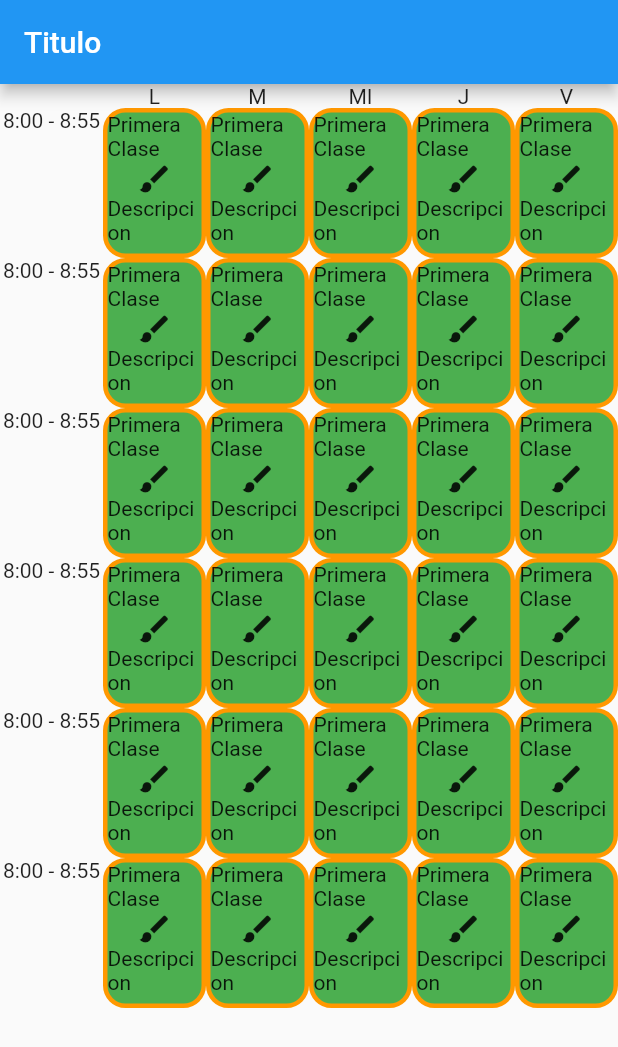
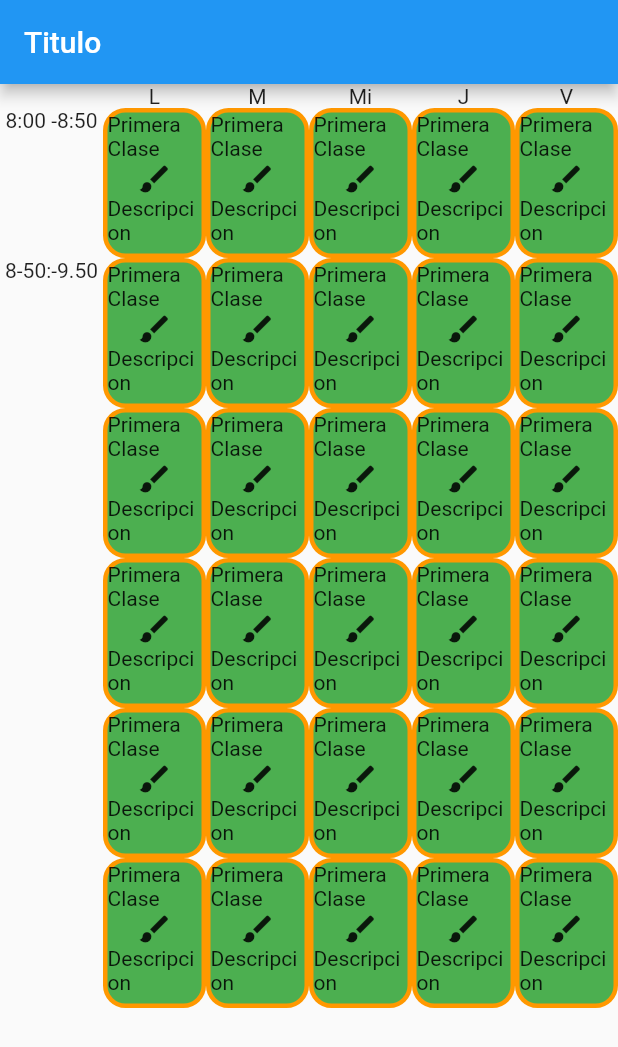
Before and after one commit to mrikerra678/CalendarioFlutter, a Flutter app: the screen it shows after launch, on a phone screen of 412 x 824 dp. Shown: the top 1047 px of the screen. Run offline on Flutter 3.47's test engine with Material 2 defaults, Android fonts, the phone set to English and light mode, and no system bars.

Commit message:
Fila del calendario

```diff
--- a/lib/main.dart
+++ b/lib/main.dart
@@ -29,6 +29,8 @@ class MyHomePage extends StatefulWidget {
 class _MyHomePageState extends State<MyHomePage> {
   int numHorario = 4;
   int numHoras = 6;
+  List<String> listaHorario= ["8:00 -8:50","8-50:-9.50","","","",""];
+  List<String> listaDiaSemanas= ["L","M","Mi","J","V"];
   @override
   Widget build(BuildContext context) {
     var container = Container(
@@ -60,30 +62,20 @@ class _MyHomePageState extends State<MyHomePage> {
       ),
       body: Table(children: [
         TableRow(children: [
-          Center(
-            child: Text(""),
-          ),
-          Center(
-            child: Text("L"),
-          ),
-          Center(
-            child: Text("M"),
-          ),
-          Center(
-            child: Text("MI"),
-          ),
-          Center(
-            child: Text("J"),
-          ),
-          Center(
-            child: Text("V"),
-          ),
+          Text(""),
+           for (int i = 0; i <= numHorario; i++) ...{
+             Center(
+              child:Text(listaDiaSemanas[i],textAlign: TextAlign.justify),
+              ),
+
+           },
+
         ]),
         for(int y =0;y<numHoras;y++)...{
            TableRow(
           children: [
             Center(
-             child:Text("8:00 - 8:55",textAlign: TextAlign.justify),
+             child:Text(listaHorario[y],textAlign: TextAlign.justify),
             ),
             for (int i = 0; i <= numHorario; i++) ...{
               Column(
```
